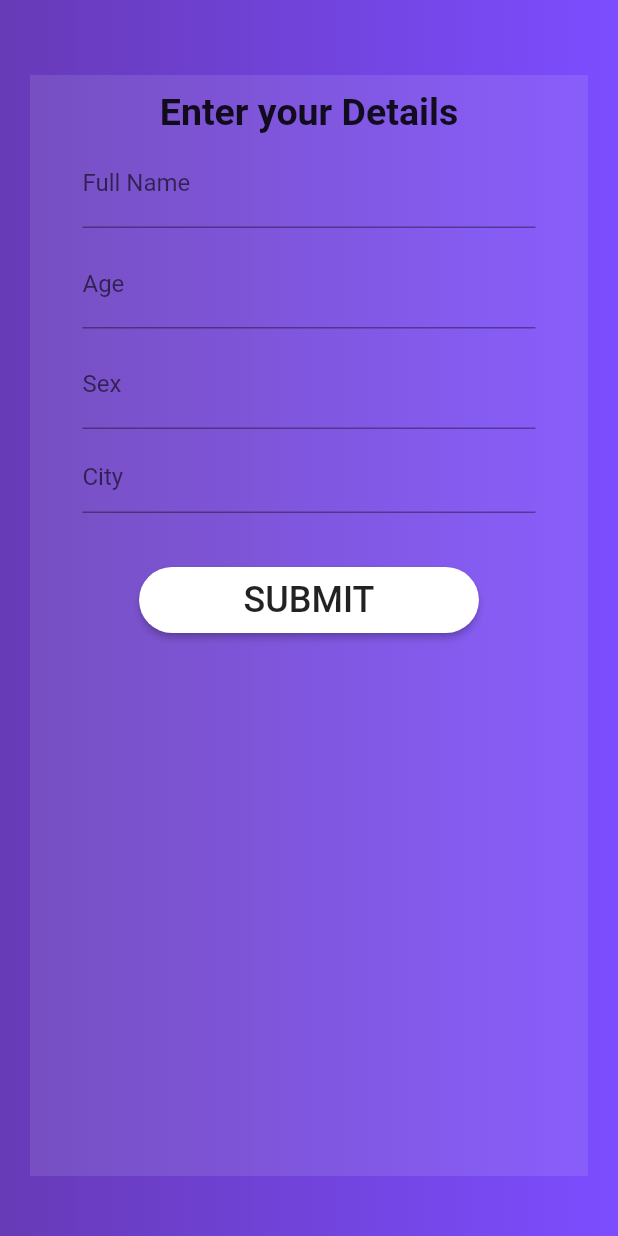
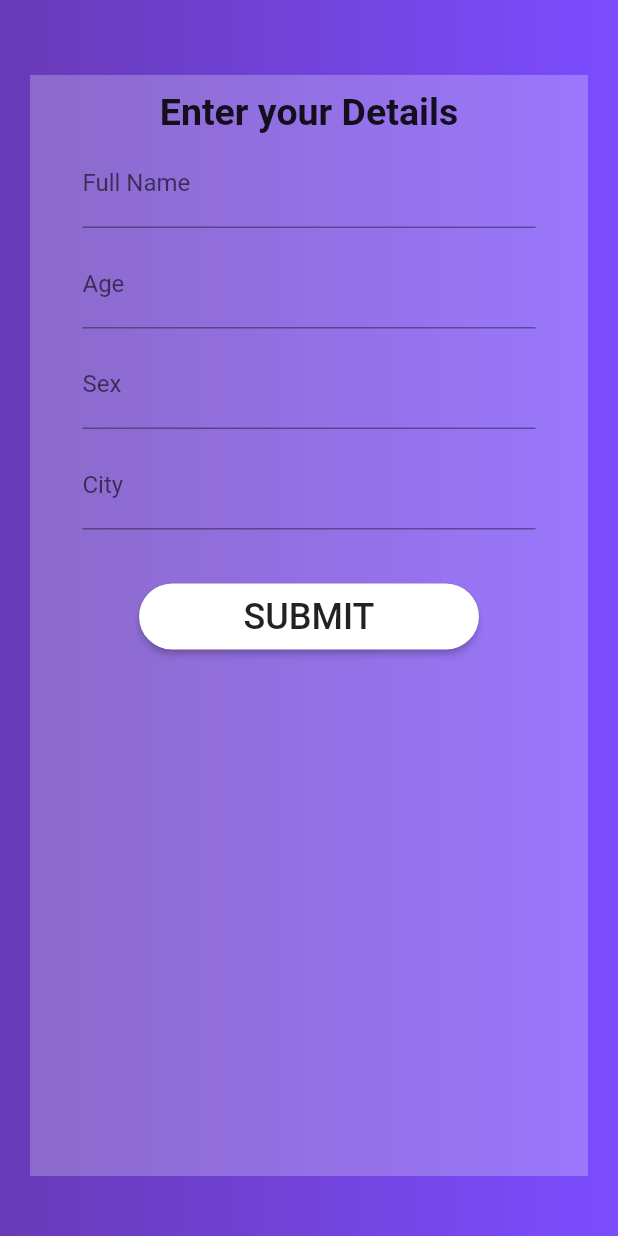
Before and after one commit to kodekittu/food_monk, a Flutter app: the DetailsPage screen opened by its route, on a phone screen of 412 x 824 dp. Run offline on Flutter 3.47's test engine with Material 2 defaults, Android fonts, the phone set to English and light mode, and no system bars.

Commit message:
screen 4

```diff
--- a/lib/screens/screen_3.dart
+++ b/lib/screens/screen_3.dart
@@ -32,7 +32,7 @@ class _DetailsPageState extends State<DetailsPage> {
         child: Form(
           key: _formkey,
           child: Container(
-            color: Colors.white10,
+            color: Colors.white24,
             padding: EdgeInsets.all(6),
             child: SingleChildScrollView(padding: EdgeInsets.all(4),
               child: Column(
@@ -81,7 +81,7 @@ class _DetailsPageState extends State<DetailsPage> {
                       onSaved: (value) => cityController.text = value.trim(),
                       controller: cityController,
                       decoration: InputDecoration(
-                        hintText: 'City',
+                        labelText: 'City', hasFloatingPlaceholder: true,
                       ),
                     ),
                   ),
```
